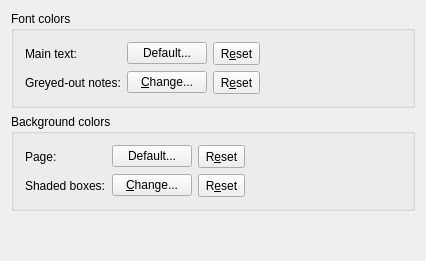
Above: src/frontends/qt4/ui/ColorUi.ui from cburschka/lyx before the change. Below: the same form after it.
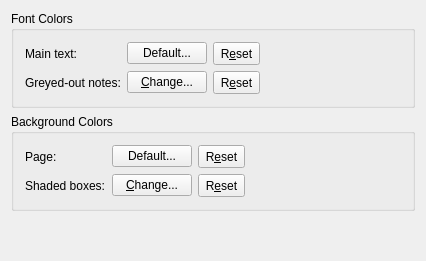
That is the form after the change.

Diff of the .ui file:
```diff
--- a/src/frontends/qt4/ui/ColorUi.ui
+++ b/src/frontends/qt4/ui/ColorUi.ui
@@ -24,7 +24,7 @@
      <item>
       <widget class="QGroupBox" name="fontcolorGB" >
        <property name="title" >
-        <string>Font colors</string>
+        <string>Font Colors</string>
        </property>
        <property name="flat" >
         <bool>true</bool>
@@ -162,7 +162,7 @@
      <item>
       <widget class="QGroupBox" name="backgroundGB" >
        <property name="title" >
-        <string>Background colors</string>
+        <string>Background Colors</string>
        </property>
        <property name="flat" >
         <bool>true</bool>
```
